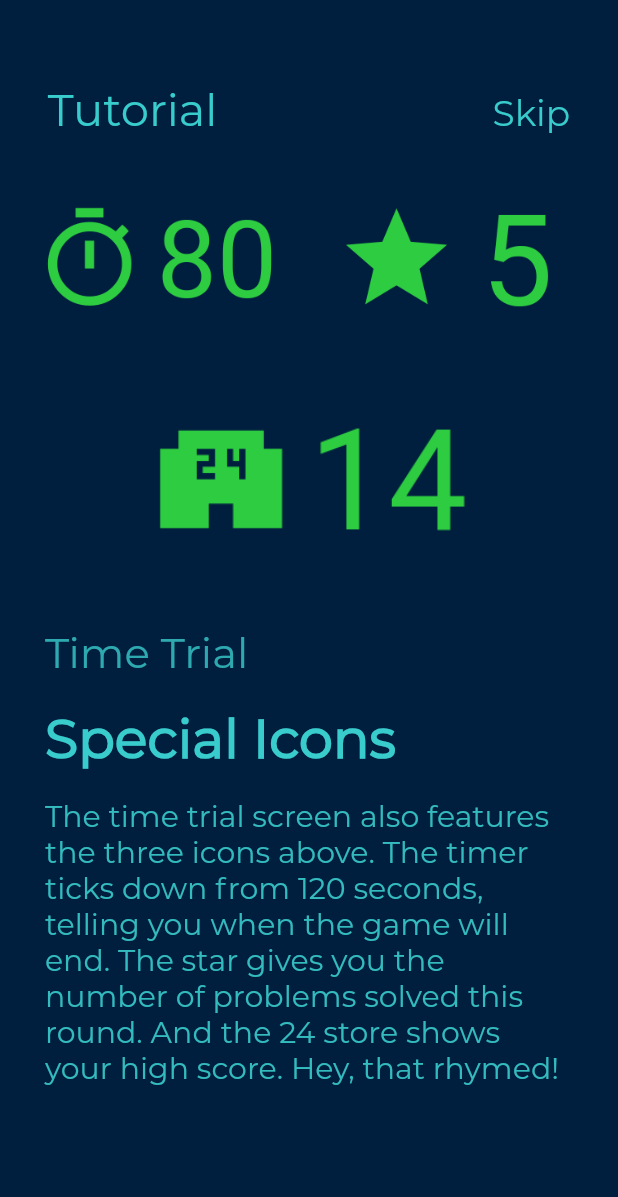
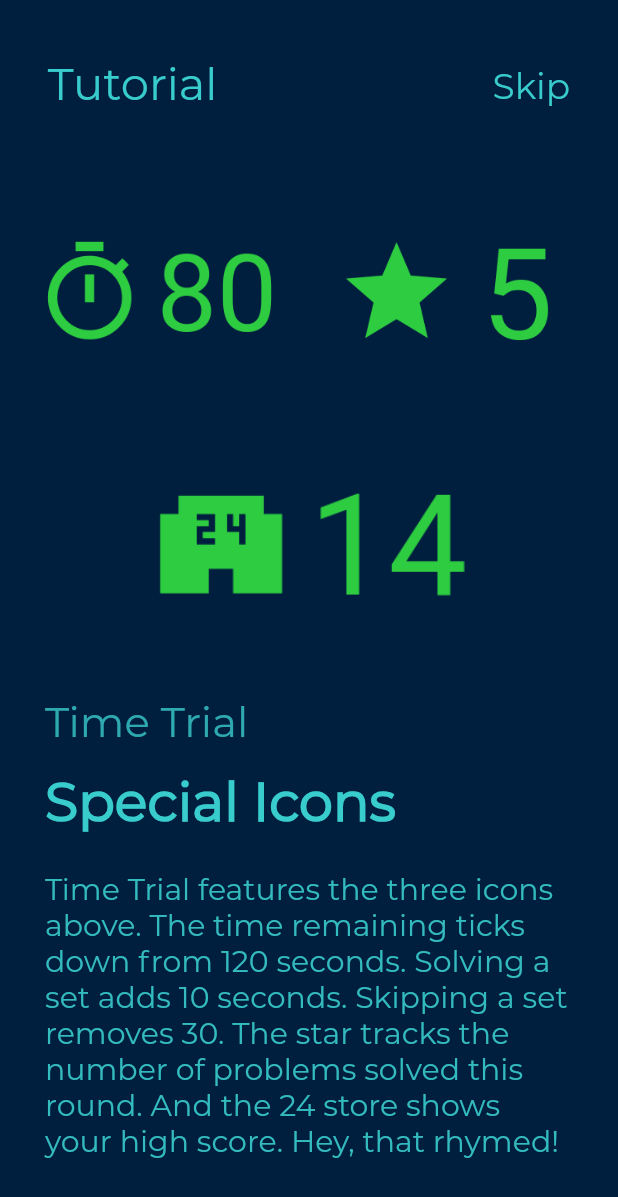
Before and after one commit to john1000jk/24-Challenge-App, a Flutter app: the HowToPlay screen opened by its route, swiped to page 4, on a phone screen of 412 x 824 dp. Shown: the top 1197 px of the screen. Run offline on Flutter 3.47's test engine with Material 2 defaults, Android fonts, the phone set to English and light mode, and no system bars; our stand-ins replace confetti, csv, shared_preferences; missing offline and left inert: flutter_circular_text; accounts and stored records are empty.

Commit message:
Made it size-compatible with more devices

```diff
--- a/lib/num_button.dart
+++ b/lib/buttons/num_button.dart
@@ -1,9 +1,9 @@
 import 'package:flutter/cupertino.dart';
 import 'package:flutter/material.dart';
-import 'package:twenty_four_game/staggered_numbers.dart';
+import 'package:twenty_four_game/screens/time_trial/staggered_numbers.dart';
 import 'package:twenty_four_game/themes/styles.dart';
-import './numbers.dart';
-import './operation.dart';
+import '../screens/practice/numbers.dart';
+import 'operation.dart';
 
 class NumButton extends StatefulWidget {
   final int index;
--- a/lib/op_button.dart
+++ b/lib/buttons/op_button.dart
@@ -1,11 +1,7 @@
 import 'package:flutter/cupertino.dart';
 import 'package:flutter/material.dart';
-import 'package:material_design_icons_flutter/material_design_icons_flutter.dart';
 import 'package:twenty_four_game/themes/styles.dart';
-import './home.dart';
-import './time_trial.dart';
-import './normal.dart';
-import './numbers.dart';
+import '../screens/practice/numbers.dart';
 
 class OpButton extends StatefulWidget {
   final int index;
--- a/lib/csv_reader.dart
+++ b/lib/csv_reader.dart
@@ -1,4 +1,3 @@
-import 'package:flutter/material.dart';
 import 'package:csv/csv.dart';
 import 'dart:async' show Future;
 import 'package:flutter/services.dart' show rootBundle;
--- a/lib/providers/color_provider.dart
+++ b/lib/providers/color_provider.dart
@@ -1,5 +1,5 @@
 import 'package:flutter/material.dart';
-import 'package:twenty_four_game/onboarding/data/onboard_page_data.dart';
+import 'package:twenty_four_game/screens/onboarding/data/onboard_page_data.dart';
 
 class ColorProvider with ChangeNotifier {
   Color _color = onboardData[0].secondColor;
--- a/lib/begin_screen.dart
+++ b/lib/screens/begin_screen.dart
@@ -1,8 +1,5 @@
 import 'package:flutter/cupertino.dart';
 import 'package:flutter/material.dart';
-import './main.dart';
-import './normal.dart';
-import './transitions.dart';
 
 class BeginScreen extends StatefulWidget {
   final String route;
@@ -16,7 +13,6 @@ class _BeginState extends State<BeginScreen> with TickerProviderStateMixin {
 
   bool reveal = true;
   bool done = false;
-  Color _color = Colors.lightBlueAccent;
 
   @override
   Widget build(BuildContext context) {
--- a/lib/how_to_play.dart
+++ b/lib/screens/how_to_play.dart
@@ -1,5 +1,5 @@
 import 'package:flutter/material.dart';
-import 'file:///C:/Users/john1/AndroidStudioProjects/twenty_four_game/lib/onboarding/onboarding.dart';
+import 'package:twenty_four_game/screens/onboarding/onboarding.dart';
 import 'package:provider/provider.dart';
 import 'package:twenty_four_game/providers/color_provider.dart';
 
--- a/lib/onboarding/components/onboard_page.dart
+++ b/lib/screens/onboarding/components/onboard_page.dart
@@ -1,6 +1,6 @@
 import 'package:flutter/cupertino.dart';
 import 'package:flutter/material.dart';
-import 'package:twenty_four_game/onboarding/models/onboard_page_model.dart';
+import 'package:twenty_four_game/screens/onboarding/models/onboard_page_model.dart';
 
 class OnboardPage extends StatefulWidget {
   final OnboardPageModel pageModel;
@@ -20,6 +20,8 @@ class _OnboardPageState extends State<OnboardPage> {
     double _height = MediaQuery.of(context).size.height;
 
     return Container(
+      width: _width,
+      height: _height,
       color: widget.pageModel.primeColor,
       child: Column(
         mainAxisAlignment: MainAxisAlignment.spaceEvenly,
@@ -28,7 +30,7 @@ class _OnboardPageState extends State<OnboardPage> {
             mainAxisAlignment: MainAxisAlignment.center,
             children: <Widget>[
               Padding(
-                padding: EdgeInsets.only(top: 90.0, left: (widget.pageModel.secondPath != '') ? 15.0: 0),
+                padding: EdgeInsets.only(top: _height/9, left: (widget.pageModel.secondPath != '') ? 15.0: 0),
                 child: Container(
                   height: (widget.pageModel.thirdPath == '') ? _height / 3 : _height/6,
                   width: (widget.pageModel.secondPath == '') ? _width*.8 : (_width-30)/2,
@@ -39,7 +41,7 @@ class _OnboardPageState extends State<OnboardPage> {
                 ),
               ),
               (widget.pageModel.secondPath != '') ? Padding(
-                padding: EdgeInsets.only(top: 90.0, right: 15.0),
+                padding: EdgeInsets.only(top: _height/9, right: 15.0),
                 child: Container(
                   height: (widget.pageModel.thirdPath == '') ? _height / 3 : _height/6,
                   width: (_width - 30)/2,
@@ -59,25 +61,22 @@ class _OnboardPageState extends State<OnboardPage> {
               ),
             ),
           ): Container(),
+
           Padding(
             padding: const EdgeInsets.symmetric(horizontal: 30.0),
             child: Container(
-              height: _height / 2,
-              width: _width,
               child: Column(
                 crossAxisAlignment: CrossAxisAlignment.start,
                 children: <Widget>[
+                  Text(
+                    widget.pageModel.caption,
+                    style: Theme.of(context).textTheme.headline3.copyWith(
+                      color: widget.pageModel.secondColor.withOpacity(.8),
+                      fontSize: 28,
+                        ),
+                  ),
                   Padding(
-                      padding: EdgeInsets.symmetric(vertical: 18.0),
-                      child: Text(
-                        widget.pageModel.caption,
-                        style: Theme.of(context).textTheme.headline3.copyWith(
-                          color: widget.pageModel.secondColor.withOpacity(.8),
-                          fontSize: 28,
-                            ),
-                      )),
-                  Padding(
-                    padding: EdgeInsets.all(0),
+                    padding: EdgeInsets.only(top: _height/60, bottom: _height/120),
                     child: Text(
                       widget.pageModel.message,
                       style: Theme.of(context).textTheme.headline4.copyWith(
--- a/lib/onboarding/data/onboard_page_data.dart
+++ b/lib/screens/onboarding/data/onboard_page_data.dart
@@ -1,6 +1,6 @@
 import 'dart:ui';
 import 'package:flutter/material.dart';
-import 'package:twenty_four_game/onboarding/models/onboard_page_model.dart';
+import 'package:twenty_four_game/screens/onboarding/models/onboard_page_model.dart';
 
 List<OnboardPageModel> onboardData = [
   OnboardPageModel(
@@ -13,9 +13,9 @@ List<OnboardPageModel> onboardData = [
     '',
     'Introduction',
     'Welcome!',
-    'The goal of this game is to use whatever operations '
-        'possible to convert 4 numbers into the elusive 24. '
-        'There are currently two game modes: practice and time trial. '
+    'The goal of this game is to perform operations in any order '
+        'to convert 4 numbers into the elusive 24. Simple Enough! '
+        'There are currently two game modes: Practice and Time Trial. '
         'Scroll right to learn how they work',
   ),
   OnboardPageModel(
@@ -29,7 +29,7 @@ List<OnboardPageModel> onboardData = [
     'Rules',
     'Getting Started',
     'In both game modes'
-        ', 4 numbers and 4 operatione will appear on screen. To select a '
+        ', 4 numbers and 4 operations will appear on screen. To select a '
         'number or operation, simply click on the button. If a number and an '
         'operation are selected, click on another number to perform the operation ',
   ),
@@ -58,8 +58,8 @@ List<OnboardPageModel> onboardData = [
       'assets/numbers7.png',
       'Time Trial',
       'Special Icons',
-      'The time trial screen also features the three icons above. '
-          'The timer ticks down from 120 seconds, telling you when the game '
-          'will end. The star gives you the number of problems solved this round. And '
+      'Time Trial features the three icons above. '
+          'The time remaining ticks down from 120 seconds. Solving a set adds 10 seconds. '
+          'Skipping a set removes 30. The star tracks the number of problems solved this round. And '
           'the 24 store shows your high score. Hey, that rhymed!'),
 ];
--- a/lib/onboarding/onboarding.dart
+++ b/lib/screens/onboarding/onboarding.dart
@@ -1,6 +1,6 @@
 import 'package:flutter/material.dart';
-import 'package:twenty_four_game/onboarding/components/onboard_page.dart';
-import 'package:twenty_four_game/onboarding/data/onboard_page_data.dart';
+import 'package:twenty_four_game/screens/onboarding/components/onboard_page.dart';
+import 'package:twenty_four_game/screens/onboarding/data/onboard_page_data.dart';
 import 'package:provider/provider.dart';
 import 'package:twenty_four_game/providers/color_provider.dart';
 
@@ -8,6 +8,9 @@ class Onboarding extends StatelessWidget {
 
   @override
   Widget build(BuildContext context) {
+    // double _width = MediaQuery.of(context).size.width;
+    double _height = MediaQuery.of(context).size.width;
+
     ColorProvider colorProvider = Provider.of<ColorProvider>(context);
     return Stack(
       children: <Widget>[
@@ -24,7 +27,7 @@ class Onboarding extends StatelessWidget {
         ),
         Container(
           width: double.infinity,
-          height: 100,
+          height: _height/5,
           child: Align(
             alignment: Alignment.bottomCenter,
             child: Row(
--- a/lib/staggered_numbers.dart
+++ b/lib/screens/time_trial/staggered_numbers.dart
@@ -3,9 +3,9 @@ import 'dart:math';
 
 import 'package:flutter/cupertino.dart';
 import 'package:flutter/material.dart';
-import './numbers.dart';
-import './num_button.dart';
-import './op_button.dart';
+import 'package:twenty_four_game/screens/practice/numbers.dart';
+import '../../buttons/num_button.dart';
+import '../../buttons/op_button.dart';
 import 'package:shared_preferences/shared_preferences.dart';
 
 class StaggeredNumbers extends Numbers {
--- a/lib/time_up.dart
+++ b/lib/screens/time_trial/time_up.dart
@@ -3,9 +3,9 @@ import 'dart:math';
 import 'package:flutter/cupertino.dart';
 import 'package:flutter/scheduler.dart';
 
-import './csv_reader.dart';
+import '../../csv_reader.dart';
 import 'package:flutter/material.dart';
-import 'package:twenty_four_game/staggered_numbers.dart';
+import 'package:twenty_four_game/screens/time_trial/staggered_numbers.dart';
 import 'package:confetti/confetti.dart';
 
 class AnimationStation extends StatefulWidget {
--- a/lib/transitions.dart
+++ b/lib/transitions.dart
@@ -1,5 +1,4 @@
 import 'package:flutter/material.dart';
-import 'package:flutter/cupertino.dart';
 
 class FadeRoute extends PageRouteBuilder {
   final Widget page;
```
Also changed, not shown: lib/main.dart (+6 -7 lines), lib/screens/home.dart (renamed from lib/home.dart, +8 -8 lines), lib/screens/practice/normal.dart (renamed from lib/normal.dart, +2 -5 lines), lib/screens/practice/numbers.dart (renamed from lib/numbers.dart, +4 -4 lines), lib/screens/time_trial/time_trial.dart (renamed from lib/time_trial.dart, +2 -6 lines), lib/buttons/operation.dart (renamed from lib/operation.dart), lib/screens/onboarding/models/onboard_page_model.dart (renamed from lib/onboarding/models/onboard_page_model.dart).
